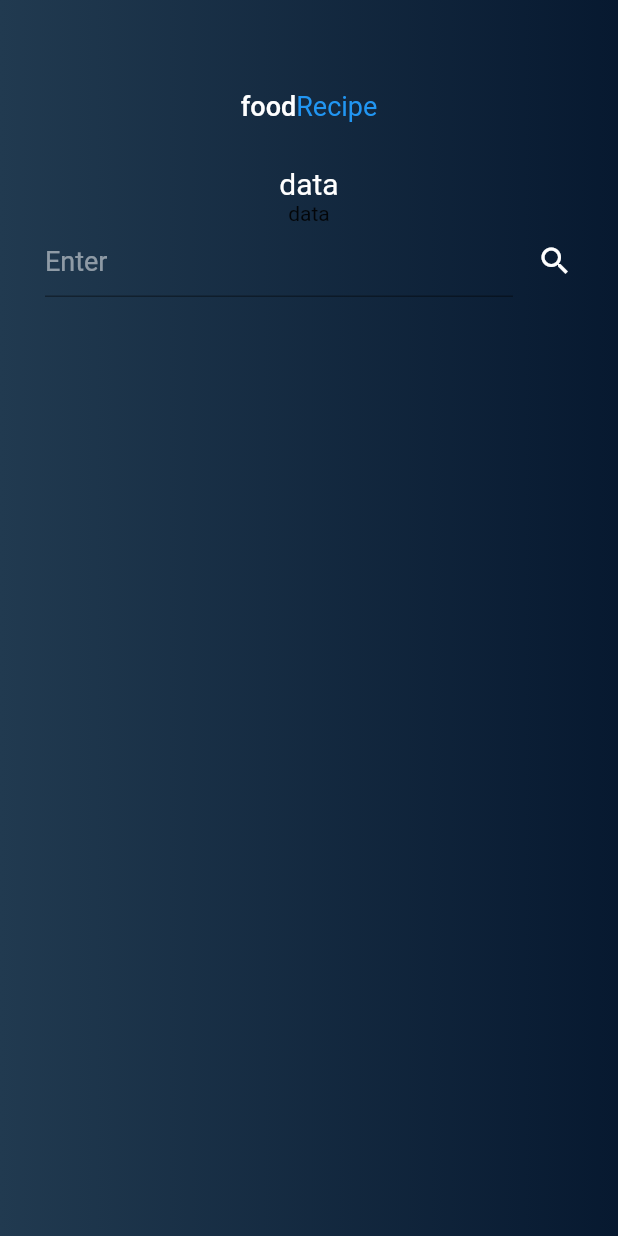
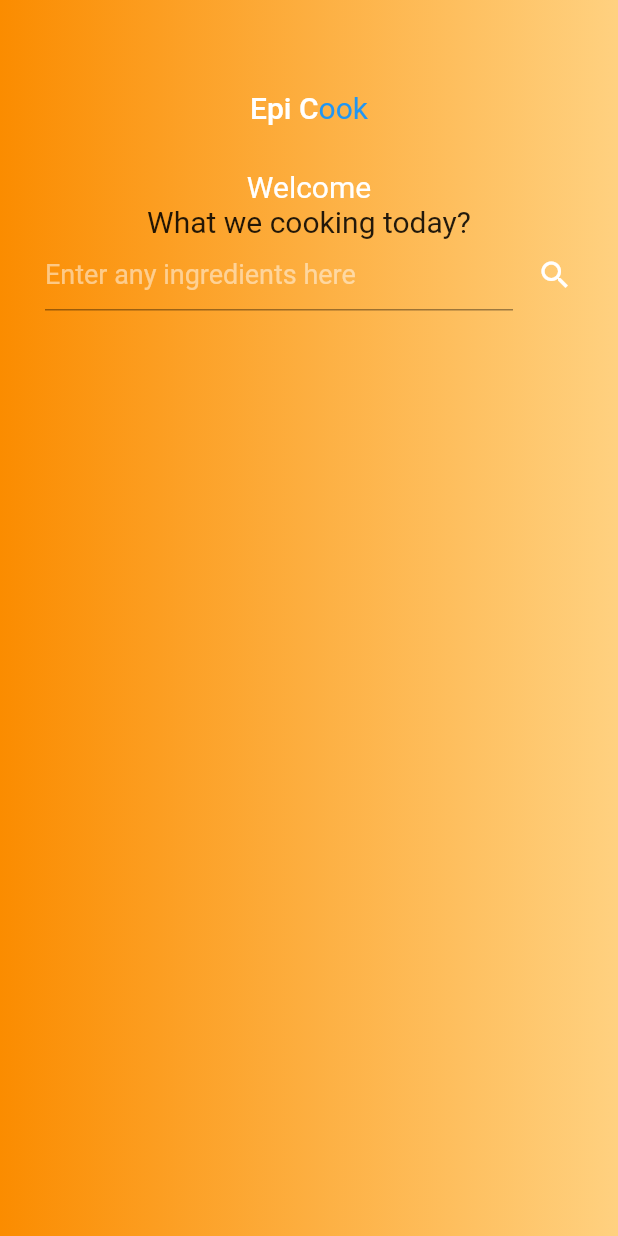
Before and after one commit to tzixuan123/6002CEM_Group-14, a Flutter app: the Home screen opened directly, on a phone screen of 412 x 824 dp. Run offline on Flutter 3.47's test engine with Material 2 defaults, Android fonts, the phone set to English and light mode, and no system bars; our stand-ins replace webview_flutter; missing offline and left inert: recipe_app.

Commit message:
3rd com
3rd com

```diff
--- a/lib/views/hom.dart
+++ b/lib/views/hom.dart
@@ -11,12 +11,14 @@ class hom extends StatelessWidget {
         icon: Icon(Icons.arrow_back, color: Colors.black),
         onPressed: () => Navigator.of(context).pop(),
       ),
-      title: Text("Title"),
+      title: Text("EpiCook"),
       centerTitle: true,
     ),
       body: Center(
+
+
         child: ElevatedButton(
-          child: const Text('Open route'),
+          child: const Text('Go to Search'),
           onPressed: () {
           Navigator.push(
           context,
--- a/lib/views/home.dart
+++ b/lib/views/home.dart
@@ -60,8 +60,8 @@ class _HomeState extends State<Home> {
               decoration: BoxDecoration(
                   gradient: LinearGradient(
                       colors: [
-                        const Color(0xff213A50),
-                        const Color(0xff071930)
+                        const Color(0xfffb8c00),
+                        const Color(0xffffd180)
                       ]
                   )
               ),
@@ -76,26 +76,29 @@ class _HomeState extends State<Home> {
                       mainAxisAlignment: kIsWeb ? MainAxisAlignment.start :
                       MainAxisAlignment .center,
                       children: <Widget>[
-                        Text('food',style: TextStyle(
-                          fontSize: 18,
+                        Text('Epi C',style: TextStyle(
+                          fontSize: 20,
                           fontWeight: FontWeight.w500,
                           color: Colors.white
                         ),),
 
-                        Text("Recipe", style: TextStyle(
-                            fontSize: 18,
+                        Text("ook", style: TextStyle(
+                            fontSize: 20,
                             color: Colors.blue
                         ),)
 
                       ],
                     ),
                     SizedBox(height: 30,),
-                    Text("data",style: TextStyle( fontSize: 20,
+                    Text("Welcome",style: TextStyle( fontSize: 20,
                       color: Colors.white
                     ),
 
                     ),
-                    Text("data"),
+                    Text("What we cooking today?",style: TextStyle( fontSize: 20
+                    ),
+
+                    ),
                     Container(
                       width: MediaQuery.of(context).size.width,
                       child: Row(
@@ -104,7 +107,7 @@ class _HomeState extends State<Home> {
                             child: TextField(
                               controller: textEditingController,
                               decoration: InputDecoration(
-                                hintText: "Enter",
+                                hintText: "Enter any ingredients here",
                                 hintStyle:TextStyle(
                                   fontSize: 18,
                                 color: Colors.white.withOpacity(0.5)
@@ -209,7 +212,7 @@ class _RecipieTileState extends State<RecipieTile> {
               children: <Widget>[
                 Image.network(
                   widget.imgUrl,
-                  height: 200,
+                  height: 180,
                   width: 200,
                   fit: BoxFit.cover,
                 ),
--- a/lib/views/recipe_view.dart
+++ b/lib/views/recipe_view.dart
@@ -36,7 +36,7 @@ class _RecipeViewState extends State<RecipeView> {
   Widget build(BuildContext context) {
     return Scaffold(
       body: Container(
-        color: Colors.black54,
+        color: Colors.orangeAccent,
 
         child: Column(
         children: <Widget>[
@@ -47,13 +47,13 @@ class _RecipeViewState extends State<RecipeView> {
               mainAxisAlignment: kIsWeb ? MainAxisAlignment.start :
               MainAxisAlignment .center,
               children: <Widget>[
-                Text('food',style: TextStyle(
+                Text('Epi C',style: TextStyle(
                     fontSize: 18,
                     fontWeight: FontWeight.w500,
                     color: Colors.white
                 ),),
 
-                Text("Recipe", style: TextStyle(
+                Text("ook", style: TextStyle(
                     fontSize: 18,
                     color: Colors.blue
                 ),)
@@ -61,7 +61,8 @@ class _RecipeViewState extends State<RecipeView> {
               ],
             ),
           ),
-          Container(height: MediaQuery.of(context).size.height - (Platform.isIOS ? 104 : 30),
+          Expanded(
+            child: Container(height: MediaQuery.of(context).size.height - (Platform.isIOS ? 104 : 30),
               width: MediaQuery.of(context).size.width,
               child: WebView(
                 onPageFinished: (val){
@@ -77,6 +78,7 @@ class _RecipeViewState extends State<RecipeView> {
 
 
               ),
+            ),
           )
         ],
       ),
```
Also changed, not shown: pubspec.yaml (+9 -6 lines), assets/fonts/overpass-bold.otf (added), assets/fonts/overpass-regular.otf (added). Lines whose indentation alone changed are shown as unchanged.
